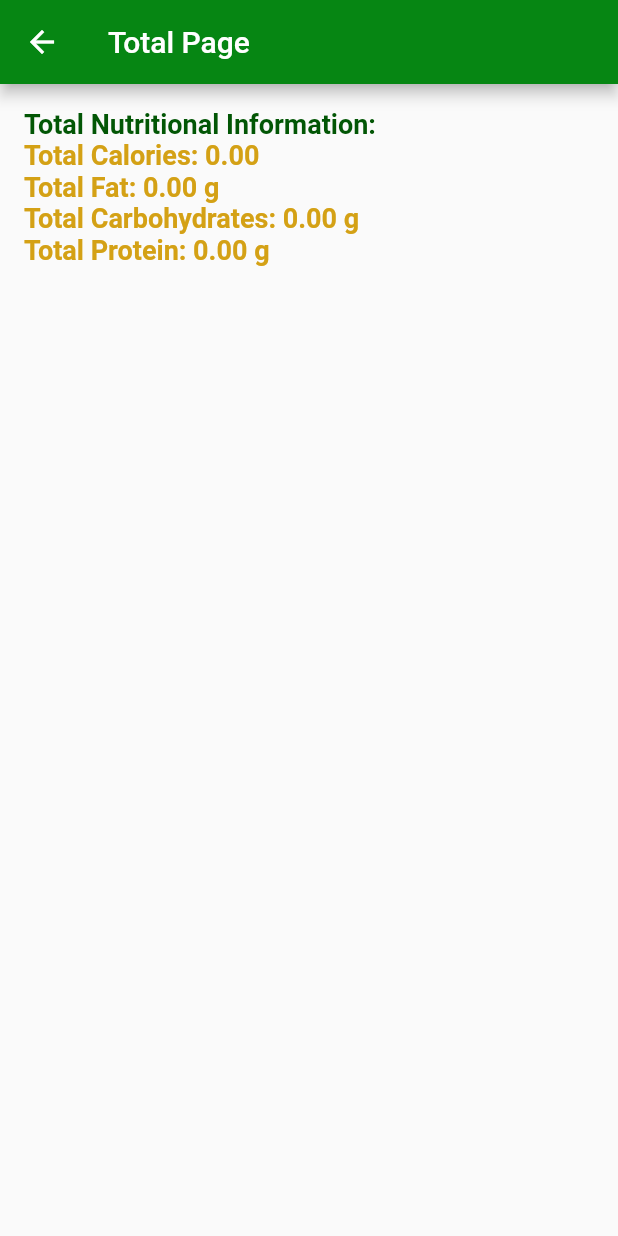
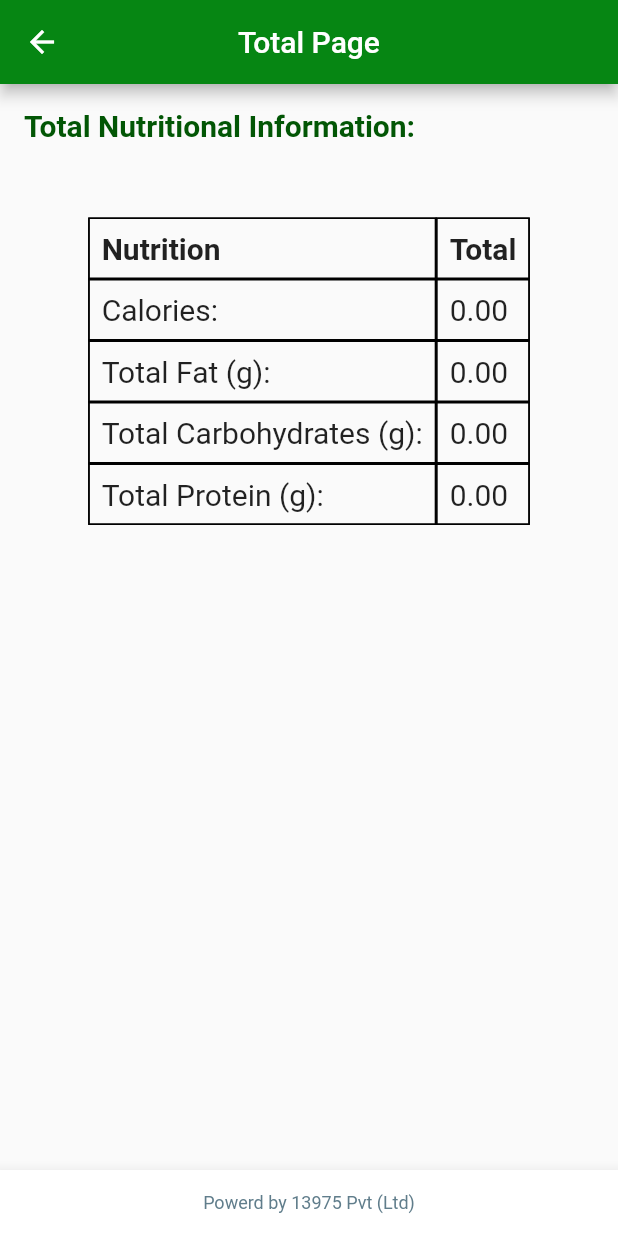
Before and after one commit to Thameera08/smart_lunch_box, a Flutter app: the TotalPage screen opened directly with empty values, on a phone screen of 412 x 824 dp. Run offline on Flutter 3.47's test engine with Material 2 defaults, Android fonts, the phone set to English and light mode, and no system bars; our stand-ins replace firebase_core; missing offline and left inert: flutter_animated_button; accounts and stored records are empty.

Commit message:
update pages and total page

```diff
--- a/lib/screen/calories_page.dart
+++ b/lib/screen/calories_page.dart
@@ -7,7 +7,7 @@ class CaloriesPage extends StatefulWidget {
   final double realWeight2;
   final double realWeight3;
 
-  const CaloriesPage({
+      CaloriesPage({
     required this.realWeight1,
     required this.realWeight2,
     required this.realWeight3,
@@ -166,7 +166,6 @@ class _CaloriesPageState extends State<CaloriesPage> {
                         // ignore: prefer_const_constructors
                         child: Padding(
                           padding: const EdgeInsets.all(8.0),
-                          // ignore: prefer_const_constructors
                           child: Text(
                             'Item',
                             style: TextStyle(
--- a/lib/screen/total_page.dart
+++ b/lib/screen/total_page.dart
@@ -6,68 +6,128 @@ class TotalPage extends StatelessWidget {
   // ignore: prefer_const_constructors_in_immutables
   TotalPage({required this.totalNutrition});
 
+  // Define a function to create a TableCell with borders
+  TableCell _buildTableCell(String text, {bool isHeader = false}) {
+    return TableCell(
+      child: Container(
+        padding: EdgeInsets.all(8.0),
+        decoration: BoxDecoration(
+          border: Border.all(
+            color: Colors.black,
+            width: 1.0,
+          ),
+        ),
+        child: Text(
+          text,
+          style: TextStyle(
+            fontSize: 20,
+            fontWeight: isHeader ? FontWeight.bold : FontWeight.normal,
+          ),
+        ),
+      ),
+    );
+  }
+
   @override
   Widget build(BuildContext context) {
     return Scaffold(
       appBar: AppBar(
+        centerTitle: true,
         title: const Text("Total Page"),
       ),
       body: Padding(
         padding: const EdgeInsets.all(16.0),
+        child: Center(
           child: Column(
             crossAxisAlignment: CrossAxisAlignment.start,
             children: [
-            // ignore: prefer_const_constructors
+              // Total Nutritional Information
               Text(
                 'Total Nutritional Information:',
                 textAlign: TextAlign.center,
-              // ignore: prefer_const_constructors
                 style: TextStyle(
-                fontSize: 18,
+                  fontSize: 20,
                   fontWeight: FontWeight.bold,
-                // ignore: prefer_const_constructors
                   color: Color.fromARGB(255, 2, 86, 5),
                 ),
               ),
-            Text(
-              'Total Calories: ${totalNutrition.calories.toStringAsFixed(2)}',
-              textAlign: TextAlign.center,
-              // ignore: prefer_const_constructors
-              style: TextStyle(
-                fontSize: 18,
-                fontWeight: FontWeight.bold,
-                color: const Color.fromARGB(255, 212, 161, 21),
+              SizedBox(
+                height: 50,
+              ),
+
+              // Create a table for nutritional data
+              Center(
+                child: Table(
+                  defaultColumnWidth: IntrinsicColumnWidth(),
+                  border: TableBorder.all(
+                    color: Colors.black,
+                    width: 1.0,
+                  ),
+                  children: [
+                    // Nutrition row - Calories
+                    TableRow(
+                      children: [
+                        _buildTableCell('Nutrition', isHeader: true),
+                        _buildTableCell('Total', isHeader: true),
+                      ],
+                    ),
+                    // Nutrition row - Calories
+                    TableRow(
+                      children: [
+                        _buildTableCell('Calories:'),
+                        _buildTableCell(
+                          totalNutrition.calories.toStringAsFixed(2),
+                        ),
+                      ],
+                    ),
+                    // Nutrition row - Total Fat
+                    TableRow(
+                      children: [
+                        _buildTableCell('Total Fat (g):'),
+                        _buildTableCell(
+                          totalNutrition.totalFat.toStringAsFixed(2),
+                        ),
+                      ],
+                    ),
+                    // Nutrition row - Total Carbohydrates
+                    TableRow(
+                      children: [
+                        _buildTableCell('Total Carbohydrates (g):'),
+                        _buildTableCell(
+                          totalNutrition.totalCarbohydrates.toStringAsFixed(2),
+                        ),
+                      ],
+                    ),
+                    // Nutrition row - Total Protein
+                    TableRow(
+                      children: [
+                        _buildTableCell('Total Protein (g):'),
+                        _buildTableCell(
+                          totalNutrition.protein.toStringAsFixed(2),
+                        ),
+                      ],
+                    ),
+                  ],
                 ),
               ),
-            Text(
-              'Total Fat: ${totalNutrition.totalFat.toStringAsFixed(2)} g',
-              textAlign: TextAlign.center,
-              // ignore: prefer_const_constructors
-              style: TextStyle(
-                fontSize: 18,
-                fontWeight: FontWeight.bold,
-                color: const Color.fromARGB(255, 212, 161, 21),
+            ],
           ),
         ),
-            Text(
-              'Total Carbohydrates: ${totalNutrition.totalCarbohydrates.toStringAsFixed(2)} g',
+      ),
+      bottomNavigationBar: const BottomAppBar(
+        child: Row(
+          children: [
+            Expanded(
+              child: Padding(
+                padding: EdgeInsets.all(15.0),
+                child: Text(
+                  "Powerd by 13975 Pvt (Ltd)",
                   textAlign: TextAlign.center,
-              // ignore: prefer_const_constructors
                   style: TextStyle(
-                fontSize: 18,
-                fontWeight: FontWeight.bold,
-                color: const Color.fromARGB(255, 212, 161, 21),
+                    fontSize: 12,
+                    color: Colors.blueGrey,
                   ),
                 ),
-            Text(
-              'Total Protein: ${totalNutrition.protein.toStringAsFixed(2)} g',
-              textAlign: TextAlign.center,
-              // ignore: prefer_const_constructors
-              style: TextStyle(
-                fontSize: 18,
-                fontWeight: FontWeight.bold,
-                // ignore: prefer_const_constructors
-                color: Color.fromARGB(255, 212, 161, 21),
               ),
             ),
           ],
```
Also changed, not shown: 1 other file. Lines whose indentation alone changed are shown as unchanged.
